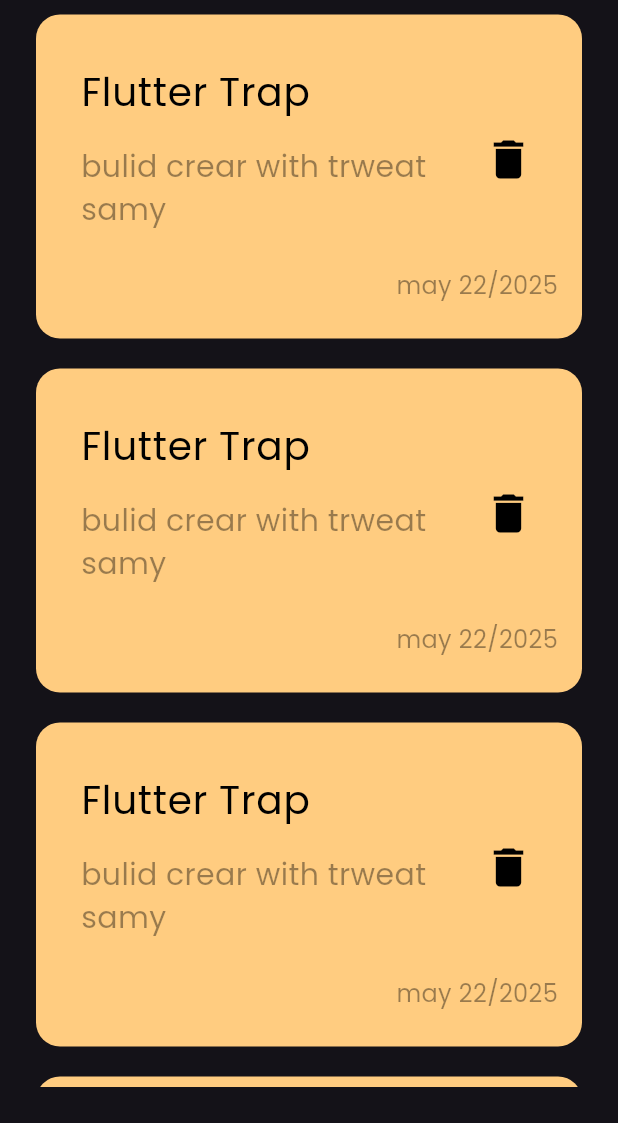
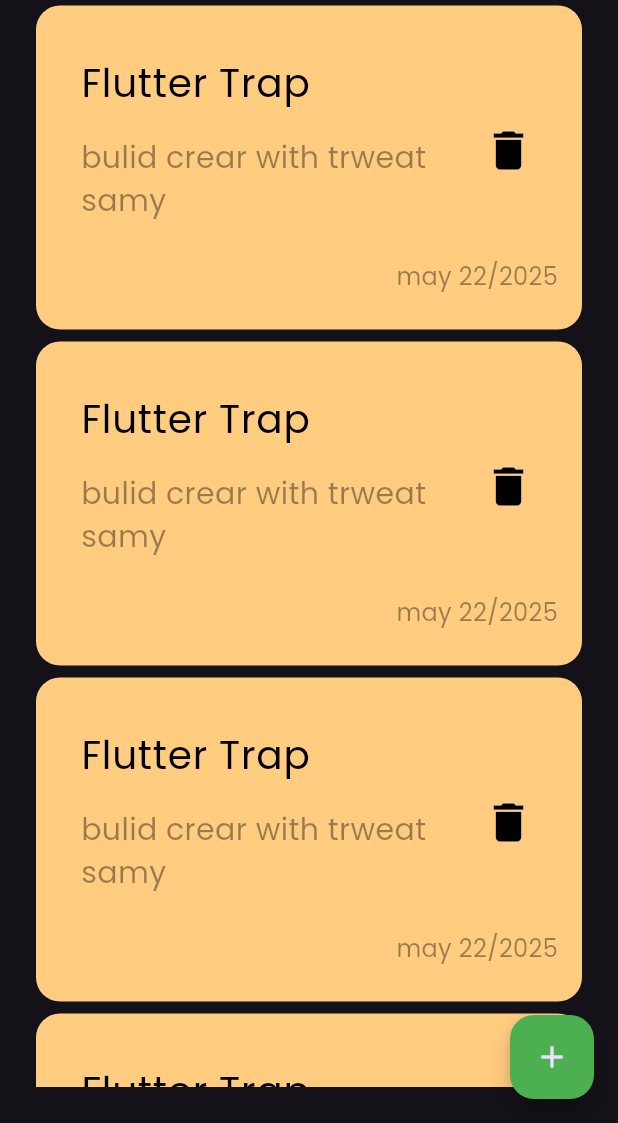
Before and after one commit to abdelrhman-3ashour/notes_app, a Flutter app: the screen it shows after launch, on a phone screen of 412 x 824 dp, the part 113-1236 px from its top. Run offline on Flutter 3.47's test engine with Material 3 defaults, Android fonts, the phone set to English and light mode, and no system bars.

Commit message:
add floatig action button

```diff
--- a/lib/views/notes_view.dart
+++ b/lib/views/notes_view.dart
@@ -6,6 +6,13 @@ class NotesView extends StatelessWidget {
 
   @override
   Widget build(BuildContext context) {
-    return Scaffold(body: NotesViewBody());
+    return Scaffold(
+      body: NotesViewBody(),
+      floatingActionButton: FloatingActionButton(
+        backgroundColor: Colors.green,
+        onPressed: () {},
+        child: Icon(Icons.add),
+      ),
+    );
   }
 }
--- a/lib/widgets/notes_list_view.dart
+++ b/lib/widgets/notes_list_view.dart
@@ -9,7 +9,7 @@ class noteslistview extends StatelessWidget {
     return ListView.builder(
       itemBuilder: (context, index) {
         return const Padding(
-          padding: const EdgeInsets.symmetric(vertical: 10),
+          padding: const EdgeInsets.symmetric(vertical: 4),
           child: CustomNoteItem(),
         );
       },
```
